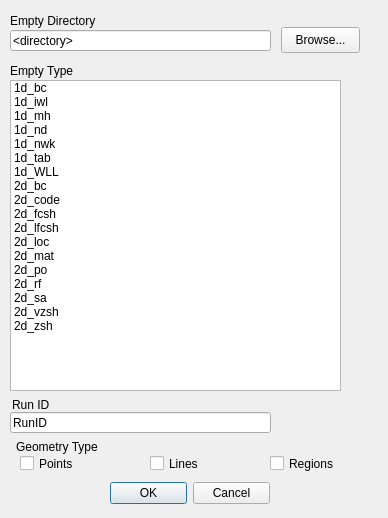
The window that qgis_plugin/tuflow/forms/ui_tuflowqgis_import_empties.ui (TUFLOW-Support/QGIS-TUFLOW-Plugin) describes before a commit, drawn with Qt 5.
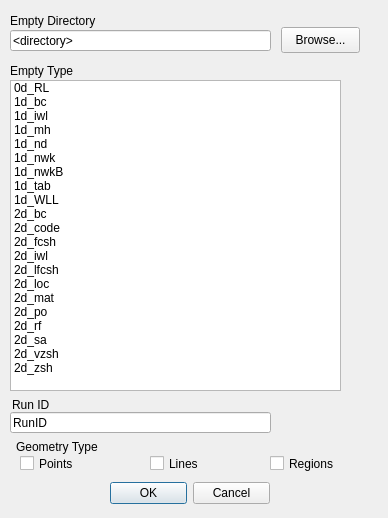
The same window after the commit.

What changed in the file:
```diff
--- a/qgis_plugin/tuflow/forms/ui_tuflowqgis_import_empties.ui
+++ b/qgis_plugin/tuflow/forms/ui_tuflowqgis_import_empties.ui
@@ -105,6 +105,11 @@
    <property name="selectionMode">
     <enum>QAbstractItemView::ExtendedSelection</enum>
    </property>
+   <item>
+    <property name="text">
+     <string>0d_RL</string>
+    </property>
+   </item>
    <item>
     <property name="text">
      <string>1d_bc</string>
@@ -130,6 +135,11 @@
      <string>1d_nwk</string>
     </property>
    </item>
+   <item>
+    <property name="text">
+     <string>1d_nwkB</string>
+    </property>
+   </item>
    <item>
     <property name="text">
      <string>1d_tab</string>
@@ -155,6 +165,11 @@
      <string>2d_fcsh</string>
     </property>
    </item>
+   <item>
+    <property name="text">
+     <string>2d_iwl</string>
+    </property>
+   </item>
    <item>
     <property name="text">
      <string>2d_lfcsh</string>
```
